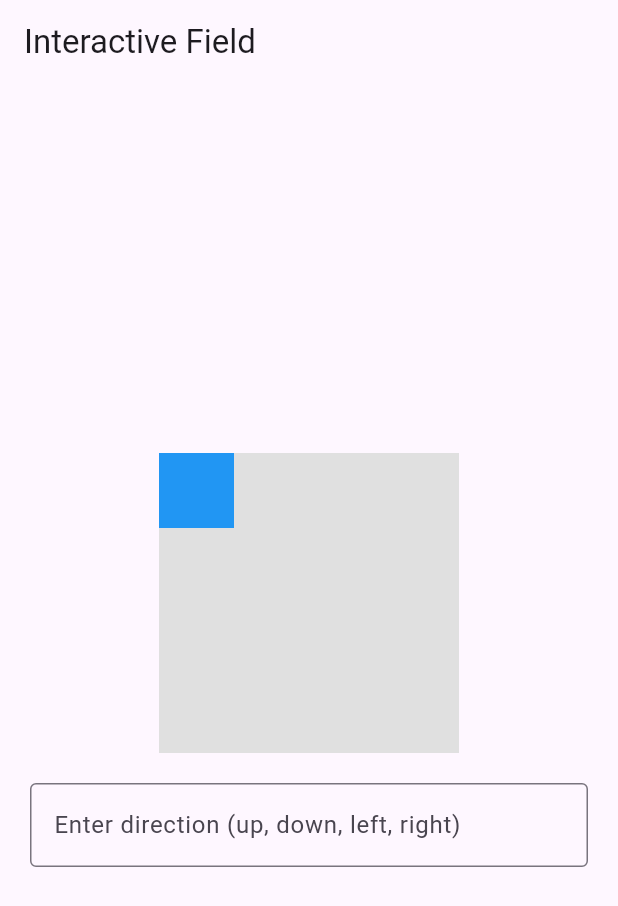
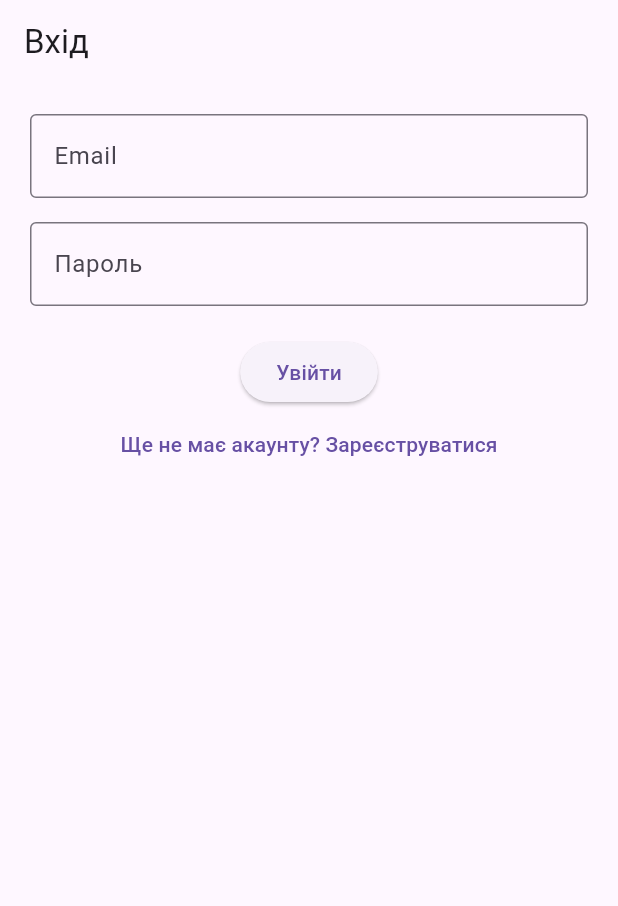
Before and after one commit to chokolada/flutter_labs, a Flutter app: the screen it shows after launch, on a phone screen of 412 x 824 dp. Shown: the top 906 px of the screen. Run offline on Flutter 3.47's test engine with Material 3 defaults, Android fonts, the phone set to English and light mode, and no system bars; our stand-ins replace shared_preferences.

Commit message:
adding lab 2

```diff
--- a/lib/main.dart
+++ b/lib/main.dart
@@ -1,20 +1,24 @@
 import 'package:flutter/material.dart';
-import 'screens/home_screen.dart';
+import 'screens/login_page.dart';
+import 'screens/register_page.dart';
+import 'screens/home_page.dart';
+import 'screens/profile_page.dart';
 
-void main() {
-  runApp(const MainApp());
-}
+void main() => runApp(SmartAirMonitorApp());
 
-class MainApp extends StatelessWidget {
-  const MainApp({super.key});
-
+class SmartAirMonitorApp extends StatelessWidget {
   @override
   Widget build(BuildContext context) {
-    return const MaterialApp(
-
-      debugShowCheckedModeBanner: false,
-      home: HomeScreen(),
-
+    return MaterialApp(
+      title: 'Smart Air Monitor',
+      theme: ThemeData(primarySwatch: Colors.blueGrey),
+      initialRoute: '/login',
+      routes: {
+        '/login': (_) => LoginPage(),
+        '/register': (_) => RegisterPage(),
+        '/home': (_) => HomePage(),
+        '/profile': (_) => ProfilePage(),
+      },
     );
   }
 }
--- a/lib/screens/home_screen.dart
+++ /dev/null
@@ -1,16 +0,0 @@
-import 'package:flutter/material.dart';
-import '../widgets/movable_box.dart';
-
-class HomeScreen extends StatelessWidget {
-  const HomeScreen({super.key});
-
-  @override
-  Widget build(BuildContext context) {
-    return Scaffold(
-      appBar: AppBar(title: const Text('Interactive Field')),
-      body: const Center(
-        child: MovableBox(),
-      ),
-    );
-  }
-}
--- /dev/null
+++ b/lib/screens/login_page.dart
@@ -0,0 +1,49 @@
+import 'package:flutter/material.dart';
+import 'package:shared_preferences/shared_preferences.dart';
+import '../widgets/custom_text_field.dart';
+import '../widgets/primary_button.dart';
+
+class LoginPage extends StatefulWidget {
+  @override
+  _LoginPageState createState() => _LoginPageState();
+}
+
+class _LoginPageState extends State<LoginPage> {
+  final emailController = TextEditingController();
+  final passwordController = TextEditingController();
+
+  @override
+  void initState() {
+    super.initState();
+    _loadCredentials();
+  }
+
+  Future<void> _loadCredentials() async {
+    final prefs = await SharedPreferences.getInstance();
+    emailController.text = prefs.getString('email') ?? '';
+    passwordController.text = prefs.getString('password') ?? '';
+  }
+
+  void _login() => Navigator.pushReplacementNamed(context, '/home');
+
+  @override
+  Widget build(BuildContext context) => Scaffold(
+    appBar: AppBar(title: Text("Вхід")),
+    body: Padding(
+      padding: const EdgeInsets.all(20),
+      child: Column(
+        children: [
+          CustomTextField(label: "Email", controller: emailController),
+          SizedBox(height: 16),
+          CustomTextField(label: "Пароль", controller: passwordController, isPassword: true),
+          SizedBox(height: 20),
+          PrimaryButton(label: "Увійти", onPressed: _login),
+          TextButton(
+            onPressed: () => Navigator.pushNamed(context, '/register'),
+            child: Text("Ще не має акаунту? Зареєструватися"),
+          )
+        ],
+      ),
+    ),
+  );
+}
--- /dev/null
+++ b/lib/widgets/custom_text_field.dart
@@ -0,0 +1,19 @@
+import 'package:flutter/material.dart';
+
+class CustomTextField extends StatelessWidget {
+  final String label;
+  final bool isPassword;
+  final TextEditingController controller;
+
+  const CustomTextField({required this.label, required this.controller, this.isPassword = false});
+
+  @override
+  Widget build(BuildContext context) => TextField(
+    controller: controller,
+    obscureText: isPassword,
+    decoration: InputDecoration(
+      labelText: label,
+      border: OutlineInputBorder(),
+    ),
+  );
+}
--- a/lib/widgets/movable_box.dart
+++ /dev/null
@@ -1,80 +0,0 @@
-import 'package:flutter/material.dart';
-
-class MovableBox extends StatefulWidget {
-  const MovableBox({super.key});
-
-  @override
-  _MovableBoxState createState() => _MovableBoxState();
-}
-
-class _MovableBoxState extends State<MovableBox> {
-  double _x = 0;
-  double _y = 0;
-  final double _step = 20.0;
-  final TextEditingController _controller = TextEditingController();
-
-  void _move(String direction) {
-    setState(() {
-      switch (direction.toLowerCase()) {
-        case 'up':
-          _y -= _step;
-          break;
-        case 'down':
-          _y += _step;
-          break;
-        case 'left':
-          _x -= _step;
-          break;
-        case 'right':
-          _x += _step;
-          break;
-      }
-    });
-  }
-
-  @override
-  Widget build(BuildContext context) {
-    return Column(
-      mainAxisAlignment: MainAxisAlignment.center,
-      children: [
-        Stack(
-          children: [
-            Container(
-              width: 200,
-              height: 200,
-              color: Colors.grey[300],
-              child: Stack(
-                children: [
-                  Positioned(
-                    left: _x,
-                    top: _y,
-                    child: Container(
-                      width: 50,
-                      height: 50,
-                      color: Colors.blue,
-                    ),
-                  ),
-                ],
-              ),
-            ),
-          ],
-        ),
-        const SizedBox(height: 20),
-        Padding(
-          padding: const EdgeInsets.symmetric(horizontal: 20),
-          child: TextField(
-            controller: _controller,
-            decoration: const InputDecoration(
-              labelText: 'Enter direction (up, down, left, right)',
-              border: OutlineInputBorder(),
-            ),
-            onSubmitted: (value) {
-              _move(value);
-              _controller.clear();
-            },
-          ),
-        ),
-      ],
-    );
-  }
-}
--- /dev/null
+++ b/lib/widgets/primary_button.dart
@@ -0,0 +1,14 @@
+import 'package:flutter/material.dart';
+
+class PrimaryButton extends StatelessWidget {
+  final String label;
+  final VoidCallback onPressed;
+
+  const PrimaryButton({required this.label, required this.onPressed});
+
+  @override
+  Widget build(BuildContext context) => ElevatedButton(
+    onPressed: onPressed,
+    child: Text(label),
+  );
+}
--- a/pubspec.yaml
+++ b/pubspec.yaml
@@ -9,11 +9,11 @@ environment:
 dependencies:
   flutter:
     sdk: flutter
-
+  shared_preferences: ^2.2.2
 dev_dependencies:
   flutter_test:
     sdk: flutter
-  flutter_lints: ^5.0.0
+  flutter_lints: ^3.0.1
 
 flutter:
   uses-material-design: true
```
Also changed, not shown: lib/screens/home_page.dart (added, +20 -0 lines), lib/screens/profile_page.dart (added, +52 -0 lines), lib/screens/register_page.dart (added, +37 -0 lines), lib/widgets/header_bar.dart (added, +17 -0 lines), lib/widgets/mood_button.dart (added, +19 -0 lines), lib/widgets/sensor_tile.dart (added, +19 -0 lines), pubspec.lock, 1 other file.
